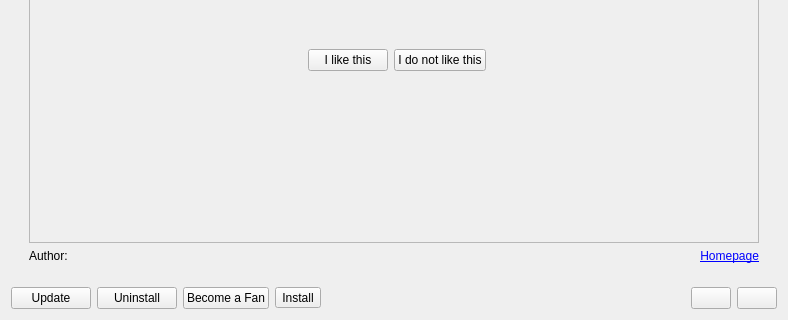
Above: knewstuff/knewstuff3/downloadwidget.ui from KDE/kdelibs before the change; both pictures show x 0 to 788 and y 159 to 479 of the 788 by 479 pixel window. Below: the same form after it.
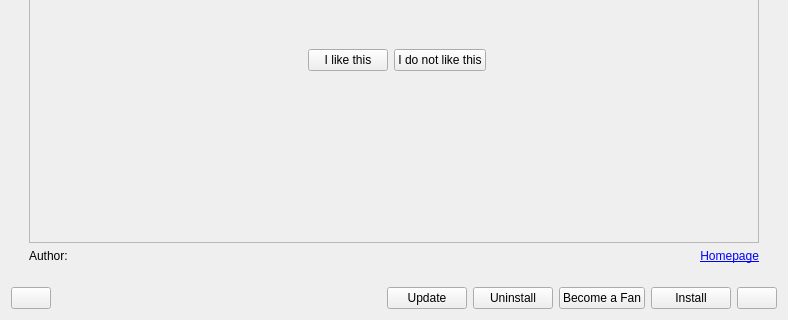
That is the form after the change. Custom widgets are drawn as their Qt base class.

Commit message: Use KPushButton everywhere

The edit to the form file:
```diff
--- a/knewstuff/knewstuff3/downloadwidget.ui
+++ b/knewstuff/knewstuff3/downloadwidget.ui
@@ -486,44 +486,7 @@
    <item>
     <layout class="QHBoxLayout" name="horizontalLayout">
      <item>
-      <widget class="QPushButton" name="updateButton">
-       <property name="enabled">
-        <bool>true</bool>
-       </property>
-       <property name="text">
-        <string>Update</string>
-       </property>
-      </widget>
-     </item>
-     <item>
-      <widget class="QPushButton" name="uninstallButton">
-       <property name="enabled">
-        <bool>true</bool>
-       </property>
-       <property name="text">
-        <string>Uninstall</string>
-       </property>
-      </widget>
-     </item>
-     <item>
-      <widget class="QPushButton" name="becomeFanButton">
-       <property name="text">
-        <string>Become a Fan</string>
-       </property>
-      </widget>
-     </item>
-     <item>
-      <widget class="QToolButton" name="installButton">
-       <property name="text">
-        <string>Install</string>
-       </property>
-       <property name="popupMode">
-        <enum>QToolButton::InstantPopup</enum>
-       </property>
-       <property name="toolButtonStyle">
-        <enum>Qt::ToolButtonFollowStyle</enum>
-       </property>
-      </widget>
+      <widget class="KPushButton" name="backButton"/>
      </item>
      <item>
       <widget class="KNS3::ProgressIndicator" name="progressIndicator">
@@ -556,12 +519,43 @@
        </property>
       </widget>
      </item>
+     <item>
+      <widget class="KPushButton" name="updateButton">
+       <property name="enabled">
+        <bool>true</bool>
+       </property>
+       <property name="text">
+        <string>Update</string>
+       </property>
+      </widget>
+     </item>
+     <item>
+      <widget class="KPushButton" name="uninstallButton">
+       <property name="enabled">
+        <bool>true</bool>
+       </property>
+       <property name="text">
+        <string>Uninstall</string>
+       </property>
+      </widget>
+     </item>
+     <item>
+      <widget class="KPushButton" name="becomeFanButton">
+       <property name="text">
+        <string>Become a Fan</string>
+       </property>
+      </widget>
+     </item>
+     <item>
+      <widget class="KPushButton" name="installButton">
+       <property name="text">
+        <string>Install</string>
+       </property>
+      </widget>
+     </item>
      <item>
       <widget class="KPushButton" name="closeButton"/>
      </item>
-     <item>
-      <widget class="KPushButton" name="backButton"/>
-     </item>
     </layout>
    </item>
   </layout>
```
Left out of the diff: 7 changed lines with no effect on the pictures.
